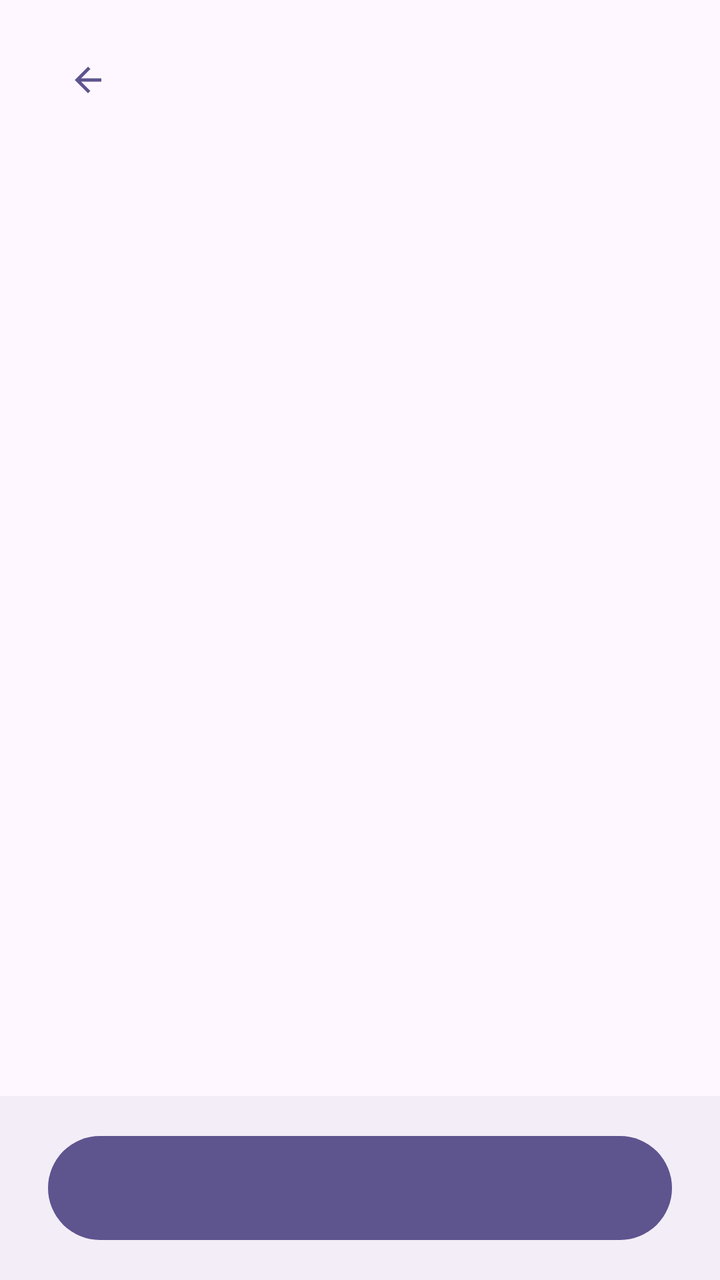
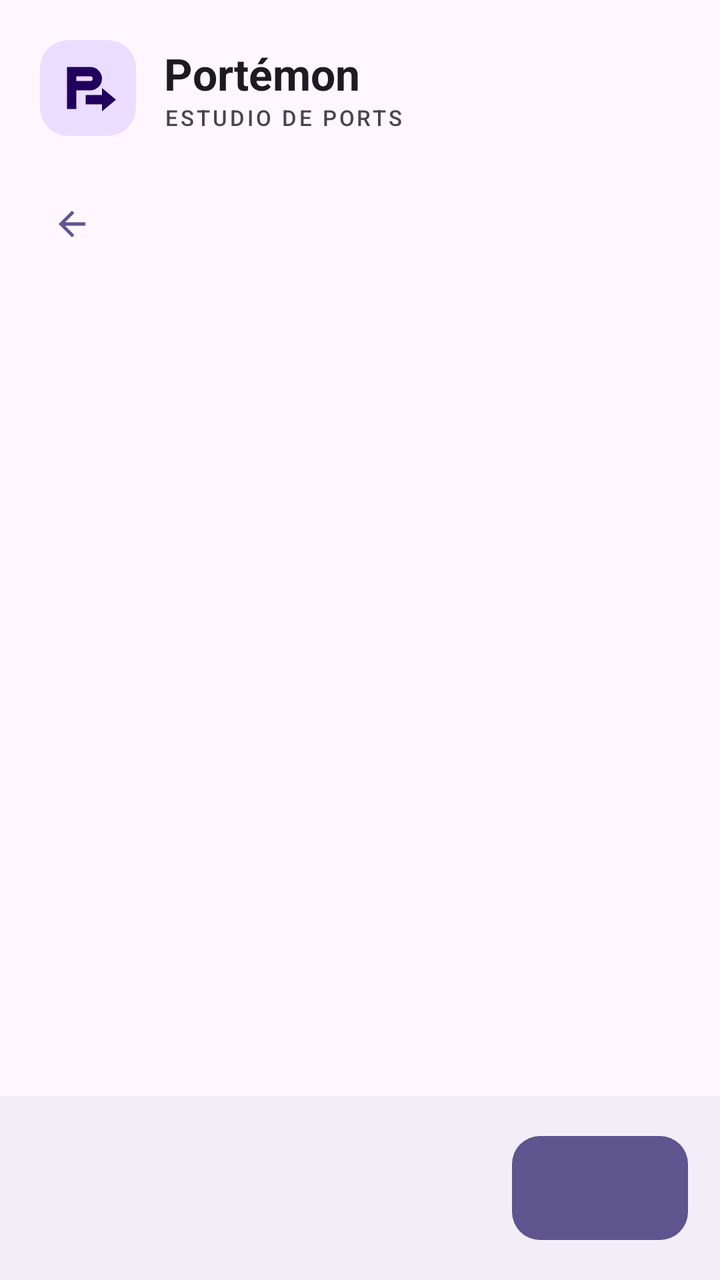

An Android layout rendered at two revisions. The XML below is the earlier revision; the diff shows what the commit changed to produce the second picture.
<!-- AndroidManifest.xml: application theme Theme.RpgmkPort -->
<!-- res/layout/activity_main.xml -->
<?xml version="1.0" encoding="utf-8"?>
<LinearLayout xmlns:android="http://schemas.android.com/apk/res/android"
    xmlns:app="http://schemas.android.com/apk/res-auto"
    android:id="@+id/raiz"
    android:layout_width="match_parent"
    android:layout_height="match_parent"
    android:background="?attr/colorSurface"
    android:fitsSystemWindows="true"
    android:orientation="vertical">

    <LinearLayout
        android:id="@+id/cabecera"
        android:layout_width="match_parent"
        android:layout_height="wrap_content"
        android:orientation="vertical"
        android:paddingStart="20dp"
        android:paddingTop="12dp"
        android:paddingEnd="20dp">

        
        <LinearLayout
            android:layout_width="match_parent"
            android:layout_height="56dp"
            android:gravity="center_vertical"
            android:orientation="horizontal">
            <com.google.android.material.button.MaterialButton
                android:id="@+id/atras"
                style="@style/Widget.Material3.Button.IconButton"
                android:layout_width="48dp"
                android:layout_height="48dp"
                android:contentDescription="@string/atras"
                app:icon="@drawable/ic_atras" />
            <LinearLayout
                android:id="@+id/barras"
                android:layout_width="0dp"
                android:layout_height="wrap_content"
                android:layout_marginStart="8dp"
                android:layout_weight="1"
                android:gravity="center_vertical"
                android:orientation="horizontal" />
        </LinearLayout>
    </LinearLayout>

    <ScrollView
        android:layout_width="match_parent"
        android:layout_height="0dp"
        android:layout_weight="1"
        android:fillViewport="true">
        <FrameLayout
            android:id="@+id/contenido"
            android:layout_width="match_parent"
            android:layout_height="wrap_content"
            android:paddingStart="24dp"
            android:paddingTop="24dp"
            android:paddingEnd="24dp"
            android:paddingBottom="24dp" />
    </ScrollView>

    <LinearLayout
        android:layout_width="match_parent"
        android:layout_height="wrap_content"
        android:background="?attr/colorSurfaceContainer"
        android:orientation="vertical"
        android:paddingStart="24dp"
        android:paddingTop="16dp"
        android:paddingEnd="24dp"
        android:paddingBottom="16dp">
        <com.google.android.material.button.MaterialButton
            android:id="@+id/siguiente"
            style="@style/Rpg.Boton"
            android:layout_width="match_parent"
            android:layout_height="wrap_content" />
        <TextView
            android:id="@+id/ayuda"
            android:layout_width="match_parent"
            android:layout_height="wrap_content"
            android:layout_marginTop="8dp"
            android:gravity="center"
            android:textAppearance="?attr/textAppearanceBodySmall"
            android:textColor="?attr/colorOnSurfaceVariant"
            android:visibility="gone" />
    </LinearLayout>
</LinearLayout>
<!-- resources referenced by this layout -->
<resources>
  <!-- drawable ic_atras (drawable) -->
  <?xml version="1.0" encoding="utf-8"?>
  <vector xmlns:android="http://schemas.android.com/apk/res/android" android:width="24dp" android:height="24dp" android:viewportWidth="24" android:viewportHeight="24" android:tint="?attr/colorControlNormal">
      <path android:fillColor="@android:color/white" android:pathData="M20,11H7.83l5.59,-5.59L12,4l-8,8 8,8 1.41,-1.41L7.83,13H20v-2z"/>
  </vector>
  <string name="atras">Atrás</string>
  <style name="Rpg.Boton" parent="Widget.Material3.Button">
          <item name="android:minHeight">60dp</item>
          <item name="android:textAppearance">?attr/textAppearanceTitleMedium</item>
      </style>
  <style name="Theme.RpgmkPort" parent="Theme.Material3.DayNight.NoActionBar">
          <item name="colorPrimary">@color/semilla</item>
          <item name="android:statusBarColor">@android:color/transparent</item>
          <item name="android:navigationBarColor">@android:color/transparent</item>
      </style>
  <color name="semilla">#5E548E</color>
</resources>

<!-- the commit's change to res/layout/activity_main.xml (unified diff, before → after) -->
@@ -1,83 +1,42 @@
 <?xml version="1.0" encoding="utf-8"?>
 <LinearLayout xmlns:android="http://schemas.android.com/apk/res/android"
     xmlns:app="http://schemas.android.com/apk/res-auto"
-    android:id="@+id/raiz"
-    android:layout_width="match_parent"
-    android:layout_height="match_parent"
-    android:background="?attr/colorSurface"
-    android:fitsSystemWindows="true"
-    android:orientation="vertical">
-
-    <LinearLayout
-        android:id="@+id/cabecera"
-        android:layout_width="match_parent"
-        android:layout_height="wrap_content"
-        android:orientation="vertical"
-        android:paddingStart="20dp"
-        android:paddingTop="12dp"
-        android:paddingEnd="20dp">
-
-        
-        <LinearLayout
-            android:layout_width="match_parent"
-            android:layout_height="56dp"
-            android:gravity="center_vertical"
-            android:orientation="horizontal">
-            <com.google.android.material.button.MaterialButton
-                android:id="@+id/atras"
-                style="@style/Widget.Material3.Button.IconButton"
-                android:layout_width="48dp"
-                android:layout_height="48dp"
-                android:contentDescription="@string/atras"
-                app:icon="@drawable/ic_atras" />
-            <LinearLayout
-                android:id="@+id/barras"
-                android:layout_width="0dp"
-                android:layout_height="wrap_content"
-                android:layout_marginStart="8dp"
-                android:layout_weight="1"
-                android:gravity="center_vertical"
-                android:orientation="horizontal" />
+    android:id="@+id/raiz" android:layout_width="match_parent" android:layout_height="match_parent"
+    android:background="?attr/colorSurface" android:fitsSystemWindows="true" android:orientation="vertical">
+    <LinearLayout android:layout_width="match_parent" android:layout_height="wrap_content"
+        android:padding="20dp" android:gravity="center_vertical" android:orientation="horizontal">
+        <com.google.android.material.card.MaterialCardView style="@style/Widget.Material3.CardView.Filled"
+            android:layout_width="48dp" android:layout_height="48dp" app:cardCornerRadius="14dp"
+            app:cardBackgroundColor="?attr/colorPrimaryContainer">
+            <ImageView android:layout_width="28dp" android:layout_height="28dp" android:layout_gravity="center"
+                android:src="@drawable/ic_portemon" app:tint="?attr/colorOnPrimaryContainer" android:importantForAccessibility="no" />
+        </com.google.android.material.card.MaterialCardView>
+        <LinearLayout android:layout_width="0dp" android:layout_height="wrap_content" android:layout_weight="1"
+            android:layout_marginStart="14dp" android:orientation="vertical">
+            <TextView android:layout_width="wrap_content" android:layout_height="wrap_content" android:text="@string/app_name"
+                android:textAppearance="?attr/textAppearanceTitleLarge" android:textStyle="bold" android:textColor="?attr/colorOnSurface" />
+            <TextView android:id="@+id/workspace_title" android:layout_width="wrap_content" android:layout_height="wrap_content"
+                android:text="@string/workspace_home" android:textAppearance="?attr/textAppearanceLabelSmall"
+                android:letterSpacing="0.12" android:textColor="?attr/colorOnSurfaceVariant" />
         </LinearLayout>
     </LinearLayout>
-
-    <ScrollView
-        android:layout_width="match_parent"
-        android:layout_height="0dp"
-        android:layout_weight="1"
-        android:fillViewport="true">
-        <FrameLayout
-            android:id="@+id/contenido"
-            android:layout_width="match_parent"
-            android:layout_height="wrap_content"
-            android:paddingStart="24dp"
-            android:paddingTop="24dp"
-            android:paddingEnd="24dp"
-            android:paddingBottom="24dp" />
+    <LinearLayout android:id="@+id/cabecera" android:layout_width="match_parent" android:layout_height="wrap_content"
+        android:orientation="horizontal" android:gravity="center_vertical" android:paddingStart="12dp" android:paddingEnd="18dp">
+        <com.google.android.material.button.MaterialButton android:id="@+id/atras" style="@style/Widget.Material3.Button.IconButton"
+            android:layout_width="48dp" android:layout_height="48dp" android:contentDescription="@string/atras" app:icon="@drawable/ic_atras" />
+        <LinearLayout android:id="@+id/barras" android:layout_width="0dp" android:layout_height="wrap_content"
+            android:layout_weight="1" android:gravity="center_vertical" android:orientation="horizontal" />
+    </LinearLayout>
+    <ScrollView android:layout_width="match_parent" android:layout_height="0dp" android:layout_weight="1" android:fillViewport="true">
+        <FrameLayout android:id="@+id/contenido" android:layout_width="match_parent" android:layout_height="wrap_content"
+            android:paddingStart="20dp" android:paddingEnd="20dp" android:paddingTop="16dp" android:paddingBottom="24dp" />
     </ScrollView>
-
-    <LinearLayout
-        android:layout_width="match_parent"
-        android:layout_height="wrap_content"
-        android:background="?attr/colorSurfaceContainer"
-        android:orientation="vertical"
-        android:paddingStart="24dp"
-        android:paddingTop="16dp"
-        android:paddingEnd="24dp"
-        android:paddingBottom="16dp">
-        <com.google.android.material.button.MaterialButton
-            android:id="@+id/siguiente"
-            style="@style/Rpg.Boton"
-            android:layout_width="match_parent"
-            android:layout_height="wrap_content" />
-        <TextView
-            android:id="@+id/ayuda"
-            android:layout_width="match_parent"
-            android:layout_height="wrap_content"
-            android:layout_marginTop="8dp"
-            android:gravity="center"
-            android:textAppearance="?attr/textAppearanceBodySmall"
-            android:textColor="?attr/colorOnSurfaceVariant"
-            android:visibility="gone" />
+    <LinearLayout android:id="@+id/acciones" android:layout_width="match_parent" android:layout_height="wrap_content"
+        android:background="?attr/colorSurfaceContainer" android:padding="16dp" android:gravity="end" android:orientation="vertical">
+        <com.google.android.material.button.MaterialButton android:id="@+id/siguiente" style="@style/Rpg.Boton"
+            android:layout_width="wrap_content" android:layout_height="wrap_content" android:layout_gravity="end" app:cornerRadius="14dp" />
+        <TextView android:id="@+id/ayuda" android:layout_width="match_parent" android:layout_height="wrap_content"
+            android:layout_marginTop="6dp" android:gravity="end" android:textAppearance="?attr/textAppearanceBodySmall"
+            android:textColor="?attr/colorOnSurfaceVariant" android:visibility="gone" />
     </LinearLayout>
 </LinearLayout>
<!-- resource entries referenced after the edit -->
@@ -5,7 +5,13 @@
   <vector xmlns:android="http://schemas.android.com/apk/res/android" android:width="24dp" android:height="24dp" android:viewportWidth="24" android:viewportHeight="24" android:tint="?attr/colorControlNormal">
       <path android:fillColor="@android:color/white" android:pathData="M20,11H7.83l5.59,-5.59L12,4l-8,8 8,8 1.41,-1.41L7.83,13H20v-2z"/>
   </vector>
+  <!-- drawable ic_portemon (drawable) -->
+  <vector xmlns:android="http://schemas.android.com/apk/res/android" android:width="24dp" android:height="24dp" android:viewportWidth="24" android:viewportHeight="24">
+      <path android:fillColor="#FFFFFFFF" android:pathData="M3,3h10a5,5 0,0 1,0 10H7v8H3zM7,7v2h6a1,1 0,0 0,0 -2zM18,12l6,5 -6,5v-3h-7v-4h7z" />
+  </vector>
+  <string name="app_name">Portémon</string>
   <string name="atras">Atrás</string>
+  <string name="workspace_home">ESTUDIO DE PORTS</string>
   <style name="Rpg.Boton" parent="Widget.Material3.Button">
           <item name="android:minHeight">60dp</item>
           <item name="android:textAppearance">?attr/textAppearanceTitleMedium</item>
